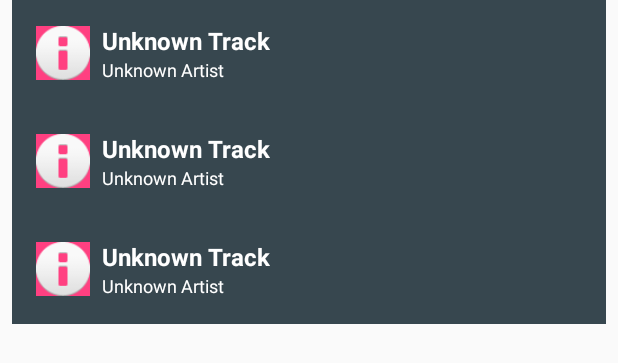
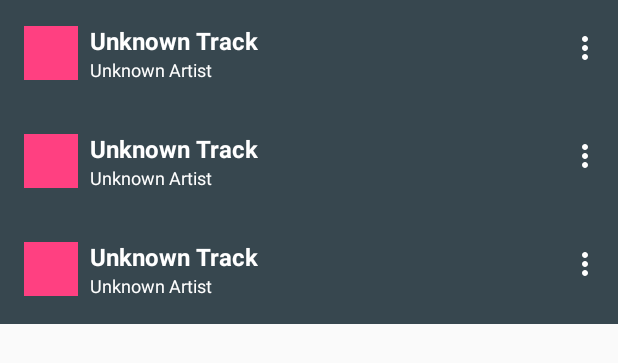
Before and after one commit to AkshayPall/Songify, an Android app: the layout fragment_song_list.xml on its own in the app's theme, with its tools: preview values and no code run, on a phone screen of 412 x 824 dp. Shown: the top 363 px of the screen. Run offline under Robolectric (Android 15) with nearby library versions, the phone set to English and light mode, and no system bars.

Commit message:
cleaning up drawables, added overflow menu icon to song items

```diff
--- a/SongifyMusicPlayer/app/src/main/java/songify/akshaypall/com/songifymusicplayer/MySongRecyclerViewAdapter.java
+++ b/SongifyMusicPlayer/app/src/main/java/songify/akshaypall/com/songifymusicplayer/MySongRecyclerViewAdapter.java
@@ -1,10 +1,7 @@
 package songify.akshaypall.com.songifymusicplayer;
 
 import android.content.Context;
-import android.graphics.BitmapFactory;
-import android.graphics.drawable.Drawable;
 import android.support.v7.widget.RecyclerView;
-import android.util.Log;
 import android.view.LayoutInflater;
 import android.view.View;
 import android.view.ViewGroup;
@@ -39,7 +36,7 @@ class MySongRecyclerViewAdapter extends
     @Override
     public ViewHolder onCreateViewHolder(ViewGroup parent, int viewType) {
         View view = LayoutInflater.from(mContext)
-                .inflate(R.layout.fragment_song, parent, false);
+                .inflate(R.layout.item_song, parent, false);
         return new ViewHolder(view);
     }
 
@@ -61,6 +58,10 @@ class MySongRecyclerViewAdapter extends
                 }
             }
         });
+
+        if (position == mSongs.size() - 1){
+            // TODO: add spacer view
+        }
     }
 
     @Override
--- a/SongifyMusicPlayer/app/src/main/java/songify/akshaypall/com/songifymusicplayer/SongInfoActivity.java
+++ b/SongifyMusicPlayer/app/src/main/java/songify/akshaypall/com/songifymusicplayer/SongInfoActivity.java
@@ -16,7 +16,7 @@ public class SongInfoActivity extends Activity {
     private static final String TAG = SongInfoActivity.class.getSimpleName();
     public static final String KEY_INFO_STRING = "KEY_INFO_STRING";
 
-    // Fields to display data in buncle
+    // Fields to display data in tv
     private String mData;
     private TextView mSongDataTv;
 
--- a/SongifyMusicPlayer/app/src/main/res/layout/fragment_song_list.xml
+++ b/SongifyMusicPlayer/app/src/main/res/layout/fragment_song_list.xml
@@ -6,8 +6,6 @@
     android:name="songify.akshaypall.com.songifymusicplayer.SongListFragment"
     android:layout_width="match_parent"
     android:layout_height="match_parent"
-    android:layout_marginLeft="8dp"
-    android:layout_marginRight="8dp"
     app:layoutManager="LinearLayoutManager"
     tools:context="songify.akshaypall.com.songifymusicplayer.SongListFragment"
-    tools:listitem="@layout/fragment_song" />
+    tools:listitem="@layout/item_song" />
--- a/SongifyMusicPlayer/app/src/main/res/layout/fragment_song.xml
+++ b/SongifyMusicPlayer/app/src/main/res/layout/item_song.xml
@@ -10,7 +10,6 @@
         android:layout_height="wrap_content"
         android:paddingTop="@dimen/song_item_top_bot_padding"
         android:paddingStart="@dimen/song_item_side_padding"
-        android:paddingEnd="@dimen/song_item_side_padding"
         android:orientation="horizontal"
         android:layout_alignParentTop="true"
         android:layout_alignParentStart="true">
@@ -20,8 +19,7 @@
             android:layout_gravity="center"
             android:layout_width="@dimen/song_album_image_size"
             android:layout_height="@dimen/song_album_image_size"
-            android:background="@color/colorAccent"
-            android:src="@android:drawable/ic_dialog_info"/>
+            android:src="@color/colorAccent" />
         <LinearLayout
             android:layout_width="wrap_content"
             android:layout_height="wrap_content"
@@ -48,7 +46,15 @@
                 android:textSize="@dimen/player_mini_artists_textsize"
                 android:textAppearance="?attr/textAppearanceListItem" />
         </LinearLayout>
-
+        <View
+            android:layout_width="0dp"
+            android:layout_height="0dp"
+            android:layout_weight="1"/>
+        <ImageButton
+            android:layout_width="wrap_content"
+            android:layout_height="wrap_content"
+            android:tint="@color/colorAccentWhite"
+            style="@style/Base.Widget.AppCompat.ActionButton.Overflow"/>
     </LinearLayout>
 
     <View
```
